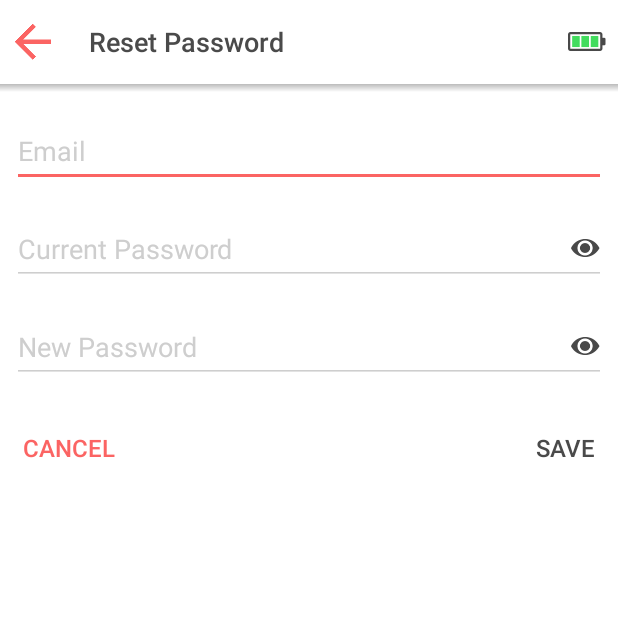
After one commit to SHADE-io/Shade-Android-UI, an Android app: the ChangePasswordActivity screen opened directly, with no data from a screen before it, on a phone screen of 412 x 824 dp, the top half of it. The commit adds this screen. Run offline under Robolectric (Android 15) with nearby library versions, the phone set to English and light mode, and no system bars.

Commit message:
design in Change Password section and functionality implementation

```diff
--- a/app/src/main/AndroidManifest.xml
+++ b/app/src/main/AndroidManifest.xml
@@ -37,6 +37,10 @@
             android:name=".activities.HomeActivity"
             android:screenOrientation="portrait"
             android:windowSoftInputMode="stateAlwaysHidden" />
+        <activity
+            android:name=".activities.ChangePasswordActivity"
+            android:screenOrientation="portrait"
+            android:windowSoftInputMode="stateAlwaysHidden" />
     </application>
 
 </manifest>
--- /dev/null
+++ b/app/src/main/java/com/shades/shade/activities/ChangePasswordActivity.java
@@ -0,0 +1,216 @@
+package com.shades.shade.activities;
+
+import android.content.Context;
+import android.text.InputType;
+import android.text.TextUtils;
+import android.view.MotionEvent;
+import android.view.View;
+import android.view.WindowManager;
+import android.widget.ImageView;
+
+import com.shades.shade.R;
+import com.shades.shade.utility.AppConstant;
+import com.shades.shade.widgets.ShadeEditText;
+import com.shades.shade.widgets.ShadeTextView;
+
+public class ChangePasswordActivity extends ShadeBaseActivity {
+
+    private Context context;
+
+    private ShadeEditText edt_email;
+    private ShadeEditText edt_oldPassword;
+    private ShadeEditText edt_newPassword;
+
+    private ShadeTextView txtErrorEmail;
+    private ShadeTextView txtErrorPsw;
+    private ShadeTextView txtErrorNewPasw;
+
+    private View parent_layout;
+    private ImageView topBar_batteryStatus;
+    private ShadeTextView btn_save;
+    private boolean isShowingOldPsw = false;
+    private boolean isShowingNewPsw = false;
+
+    @Override
+    protected void onUiLayout() {
+        setContentView(R.layout.activity_resetpassword);
+        context = ChangePasswordActivity.this;
+    }
+
+    @Override
+    public void onBackPressed() {
+        super.onBackPressed();
+        overridePendingTransition(0, 0);
+    }
+
+    @Override
+    protected void onDestroy() {
+        super.onDestroy();
+    }
+
+    @Override
+    protected void onUiComponentInit() {
+
+        ((ShadeTextView) findViewById(R.id.topBar_txt_title)).setText(getString(R.string.forgotPsw_title));
+        parent_layout = findViewById(R.id.parent_layout);
+
+        edt_email = (ShadeEditText) findViewById(R.id.resetPws_edt_email);
+        edt_oldPassword = (ShadeEditText) findViewById(R.id.resetPws_edt_password);
+        edt_newPassword = (ShadeEditText) findViewById(R.id.resetPws_edt_newPassword);
+
+        txtErrorEmail = (ShadeTextView) findViewById(R.id.resetPws_error_email_message);
+        txtErrorPsw = (ShadeTextView) findViewById(R.id.resetPws_error_password_message);
+        txtErrorNewPasw = (ShadeTextView) findViewById(R.id.resetPws_error_newPassword_message);
+        topBar_batteryStatus = (ImageView) findViewById(R.id.topBar_batteryStatus);
+
+        edt_oldPassword.setOnTouchListener(new View.OnTouchListener() {
+            @Override
+            public boolean onTouch(View v, MotionEvent event) {
+                final int DRAWABLE_LEFT = 0, DRAWABLE_TOP = 1, DRAWABLE_RIGHT = 2, DRAWABLE_BOTTOM = 3;
+                if (event.getAction() == MotionEvent.ACTION_UP) {
+                    int drwWidth = edt_oldPassword.getCompoundDrawables()[DRAWABLE_RIGHT].getBounds().width();
+                    if (event.getRawX() >= (edt_oldPassword.getRight() - drwWidth)) {
+                        showPassword();
+                        return true;
+                    }
+                }
+                return false;
+            }
+        });
+
+        edt_newPassword.setOnTouchListener(new View.OnTouchListener() {
+            @Override
+            public boolean onTouch(View v, MotionEvent event) {
+                final int DRAWABLE_LEFT = 0, DRAWABLE_TOP = 1, DRAWABLE_RIGHT = 2, DRAWABLE_BOTTOM = 3;
+                if (event.getAction() == MotionEvent.ACTION_UP) {
+                    int drwWidth = edt_newPassword.getCompoundDrawables()[DRAWABLE_RIGHT].getBounds().width();
+                    if (event.getRawX() >= (edt_newPassword.getRight() - drwWidth)) {
+                        showNewPassword();
+                        return true;
+                    }
+                }
+                return false;
+            }
+        });
+    }
+
+    @Override
+    protected void onListenersInit() {
+        ((ImageView) findViewById(R.id.topBar_btn_back)).setOnClickListener(this);
+        ((ShadeTextView) findViewById(R.id.resetPws_btn_cancel)).setOnClickListener(this);
+        btn_save = (ShadeTextView) findViewById(R.id.resetPws_btn_save);
+        btn_save.setOnClickListener(this);
+
+    }
+
+    @Override
+    protected void onListenersRemove() {
+
+    }
+
+    @Override
+    public void onClick(View view) {
+        switch (view.getId()) {
+            case R.id.topBar_btn_back:
+                onBackPressed();
+                break;
+
+            case R.id.resetPws_btn_cancel:
+                onBackPressed();
+                break;
+
+            case R.id.resetPws_btn_save:
+                if (!btn_save.isSelected())
+                    return;
+                onSubmitButtonEvent();
+                break;
+        }
+    }
+
+    private static boolean isValidEmail(String email) {
+        return android.util.Patterns.EMAIL_ADDRESS.matcher(email).matches();
+    }
+
+    private void requestFocus(View view) {
+        if (view.requestFocus()) {
+            getWindow().setSoftInputMode(WindowManager.LayoutParams.SOFT_INPUT_STATE_ALWAYS_VISIBLE);
+        }
+    }
+
+
+    private void onSubmitButtonEvent() {
+        String strEmail = edt_email.getText().toString();
+        String oldPassword = edt_oldPassword.getText().toString();
+        String newPassword = edt_newPassword.getText().toString();
+
+
+        if (TextUtils.isEmpty(strEmail)) {
+            inValidEditTextInput(txtErrorEmail, "Enter your email address");
+            return;
+        } else {
+            txtErrorEmail.setVisibility(View.INVISIBLE);
+        }
+
+        if (!isValidEmail(strEmail)) {
+            inValidEditTextInput(txtErrorEmail, "Enter valid email address");
+            return;
+        } else {
+            txtErrorEmail.setVisibility(View.INVISIBLE);
+        }
+
+        if (TextUtils.isEmpty(oldPassword)) {
+            inValidEditTextInput(txtErrorPsw, "Enter your current password");
+            return;
+        } else {
+            txtErrorPsw.setVisibility(View.INVISIBLE);
+        }
+
+
+        if (TextUtils.isEmpty(newPassword)) {
+            inValidEditTextInput(txtErrorNewPasw, "Enter your new password");
+            return;
+        } else {
+            txtErrorNewPasw.setVisibility(View.INVISIBLE);
+        }
+
+        apiCallChangePassword();
+
+    }
+
+    private void inValidEditTextInput(ShadeTextView edtText, String message) {
+        requestFocus(edtText);
+        edtText.setVisibility(View.VISIBLE);
+        edtText.setText(message);
+    }
+
+    /**
+     * Password visibility
+     */
+    private void showPassword() {
+        if (edt_oldPassword.getText().length() > 0) {
+            edt_oldPassword.setInputType(isShowingOldPsw ? (InputType.TYPE_CLASS_TEXT | InputType.TYPE_TEXT_VARIATION_PASSWORD) : InputType.TYPE_TEXT_VARIATION_VISIBLE_PASSWORD);
+            edt_oldPassword.setSelection(edt_oldPassword.length());
+            isShowingOldPsw = !isShowingOldPsw;
+        }
+    }
+
+    private void showNewPassword() {
+        if (edt_newPassword.getText().length() > 0) {
+            edt_newPassword.setInputType(isShowingNewPsw ? (InputType.TYPE_CLASS_TEXT | InputType.TYPE_TEXT_VARIATION_PASSWORD) : InputType.TYPE_TEXT_VARIATION_VISIBLE_PASSWORD);
+            edt_newPassword.setSelection(edt_newPassword.length());
+            isShowingNewPsw = !isShowingNewPsw;
+        }
+    }
+
+    private void apiCallChangePassword() {
+
+
+        AppConstant.showSnakeBar(parent_layout, "Your password was successfully changed.", true, "OK", new View.OnClickListener() {
+            @Override
+            public void onClick(View view) {
+                onBackPressed();
+            }
+        });
+    }
+
+}
--- a/app/src/main/java/com/shades/shade/activities/HomeActivity.java
+++ b/app/src/main/java/com/shades/shade/activities/HomeActivity.java
@@ -191,7 +191,7 @@ public class HomeActivity extends ShadeBaseActivity {
                 break;
 
             case ChangePassword:
-                startActivity(new Intent(context, ForgotPasswordActivity.class));
+                startActivity(new Intent(context, ChangePasswordActivity.class));
                 overridePendingTransition(0, 0);
                 break;
 
--- /dev/null
+++ b/app/src/main/res/color/button_selector.xml
@@ -0,0 +1,6 @@
+<?xml version="1.0" encoding="utf-8"?>
+<selector xmlns:android="http://schemas.android.com/apk/res/android">
+    <item android:state_selected="true" android:color="#FB6463" />
+    <item android:state_selected="false" android:color="#4A4A4A" />
+    <item android:color="#4A4A4A" />
+</selector>
--- /dev/null
+++ b/app/src/main/res/layout/activity_resetpassword.xml
@@ -0,0 +1,170 @@
+<?xml version="1.0" encoding="utf-8"?>
+<RelativeLayout xmlns:android="http://schemas.android.com/apk/res/android"
+    xmlns:shade="http://schemas.android.com/apk/res-auto"
+    android:id="@+id/parent_layout"
+    android:layout_width="match_parent"
+    android:layout_height="match_parent"
+    android:background="@color/md_white_1000">
+
+    <RelativeLayout
+        android:id="@+id/include_topbar"
+        android:layout_width="match_parent"
+        android:layout_height="wrap_content"
+        android:layout_alignParentTop="true">
+
+        <include
+            layout="@layout/include_topbar"
+            android:layout_width="match_parent"
+            android:layout_height="wrap_content" />
+
+        <ImageView
+            android:id="@+id/topBar_batteryStatus"
+            android:layout_width="wrap_content"
+            android:layout_height="wrap_content"
+            android:layout_alignParentRight="true"
+            android:layout_centerVertical="true"
+            android:layout_marginRight="@dimen/dp_eight"
+            android:scaleType="centerInside"
+            android:src="@drawable/battery_full" />
+
+    </RelativeLayout>
+
+
+    <RelativeLayout
+        android:layout_width="match_parent"
+        android:layout_height="@dimen/dp_five"
+        android:layout_below="@+id/include_topbar"
+        android:background="@drawable/dropshadow" />
+
+    <LinearLayout
+        android:layout_width="match_parent"
+        android:layout_height="wrap_content"
+        android:layout_alignParentStart="true"
+        android:layout_below="@+id/include_topbar"
+        android:gravity="center_horizontal"
+        android:orientation="vertical">
+
+
+        <LinearLayout
+            android:layout_width="match_parent"
+            android:layout_height="wrap_content"
+            android:layout_marginTop="@dimen/dp_twenty"
+            android:orientation="vertical"
+            android:paddingLeft="@dimen/dp_eight"
+            android:paddingRight="@dimen/dp_eight">
+
+            <com.shades.shade.widgets.ShadeEditText
+                android:id="@+id/resetPws_edt_email"
+                android:layout_width="match_parent"
+                android:layout_height="wrap_content"
+                android:hint="@string/signIn_edt_hint_email"
+                android:singleLine="true"
+                android:textColor="@color/textColor"
+                android:textColorHint="@color/textColor_hint"
+                android:theme="@style/EditTextStyle"
+                shade:customFont="@string/roboto_regular" />
+
+            <com.shades.shade.widgets.ShadeTextView
+                android:id="@+id/resetPws_error_email_message"
+                android:layout_width="match_parent"
+                android:layout_height="wrap_content"
+                android:layout_alignParentBottom="true"
+                android:gravity="left"
+                android:paddingLeft="@dimen/dp_two"
+                android:paddingTop="-2dp"
+                android:text="@string/signIn_txt_forgotPassword"
+                android:textColor="@color/highlightedColor"
+                android:textSize="@dimen/sp_smallxx"
+                android:visibility="invisible"
+                shade:customFont="@string/roboto_regular" />
+
+
+            <com.shades.shade.widgets.ShadeEditText
+                android:id="@+id/resetPws_edt_password"
+                android:layout_width="match_parent"
+                android:layout_height="wrap_content"
+                android:drawableRight="@drawable/pw_visible"
+                android:hint="@string/resetPassword_edt_hint_oldpassword"
+                android:inputType="textPassword"
+                android:singleLine="true"
+                android:textColor="@color/textColor"
+                android:textColorHint="@color/textColor_hint"
+                android:theme="@style/EditTextStyle"
+                shade:customFont="@string/roboto_regular" />
+
+            <com.shades.shade.widgets.ShadeTextView
+                android:id="@+id/resetPws_error_password_message"
+                android:layout_width="match_parent"
+                android:layout_height="wrap_content"
+                android:layout_alignParentBottom="true"
+                android:gravity="left"
+                android:paddingLeft="@dimen/dp_two"
+                android:paddingTop="-2dp"
+                android:text="@string/signIn_txt_forgotPassword"
+                android:textColor="@color/highlightedColor"
+                android:textSize="@dimen/sp_smallxx"
+                android:visibility="invisible"
+                shade:customFont="@string/roboto_regular" />
+
+            <com.shades.shade.widgets.ShadeEditText
+                android:id="@+id/resetPws_edt_newPassword"
+                android:layout_width="match_parent"
+                android:layout_height="wrap_content"
+                android:drawableRight="@drawable/pw_visible"
+                android:hint="@string/resetPassword_edt_hint_newpassword"
+                android:inputType="textPassword"
+                android:singleLine="true"
+                android:textColor="@color/textColor"
+                android:textColorHint="@color/textColor_hint"
+                android:theme="@style/EditTextStyle"
+                shade:customFont="@string/roboto_regular" />
+
+            <com.shades.shade.widgets.ShadeTextView
+                android:id="@+id/resetPws_error_newPassword_message"
+                android:layout_width="match_parent"
+                android:layout_height="wrap_content"
+                android:layout_alignParentBottom="true"
+                android:gravity="left"
+                android:paddingLeft="@dimen/dp_two"
+                android:paddingTop="-2dp"
+                android:text="@string/signIn_txt_forgotPassword"
+                android:textColor="@color/highlightedColor"
+                android:textSize="@dimen/sp_smallxx"
+                android:visibility="invisible"
+                shade:customFont="@string/roboto_regular" />
+
+        </LinearLayout>
+
+        <RelativeLayout
+            android:layout_width="match_parent"
+            android:layout_height="wrap_content"
+            android:padding="@dimen/dp_ten">
+
+            <com.shades.shade.widgets.ShadeTextView
+                android:id="@+id/resetPws_btn_cancel"
+                android:layout_width="wrap_content"
+                android:layout_height="wrap_content"
+                android:gravity="center"
+                android:padding="@dimen/dp_five"
+                android:text="CANCEL"
+                android:textColor="@color/highlightedColor"
+                android:textSize="@dimen/sp_mediumx"
+                shade:customFont="@string/roboto_medium" />
+
+            <com.shades.shade.widgets.ShadeTextView
+                android:id="@+id/resetPws_btn_save"
+                android:layout_width="wrap_content"
+                android:layout_height="wrap_content"
+                android:layout_alignParentRight="true"
+                android:gravity="center"
+                android:padding="@dimen/dp_five"
+                android:text="SAVE"
+                android:textColor="@color/button_selector"
+                android:textSize="@dimen/sp_mediumx"
+                shade:customFont="@string/roboto_medium" />
+
+        </RelativeLayout>
+
+
+    </LinearLayout>
+</RelativeLayout>
--- a/app/src/main/res/values/strings.xml
+++ b/app/src/main/res/values/strings.xml
@@ -95,4 +95,7 @@
     <string name="dialog_pButton_Yes">YES</string>
     <string name="dialog_nButton_No">NO</string>
 
+    <!-- ResetPassword -->
+    <string name="resetPassword_edt_hint_oldpassword">Current Password</string>
+    <string name="resetPassword_edt_hint_newpassword">New Password</string>
 </resources>
```
